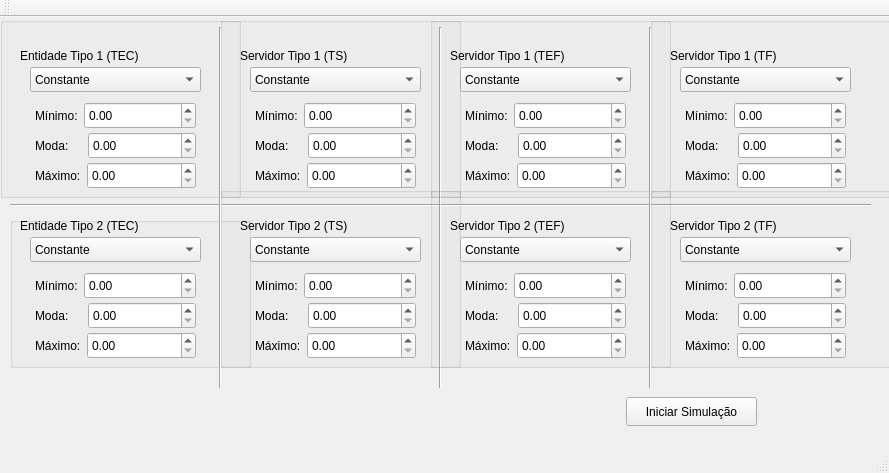
This is main_window.ui in b-marques/ine5425 as Qt 5 draws it before an edit. The edited form follows.
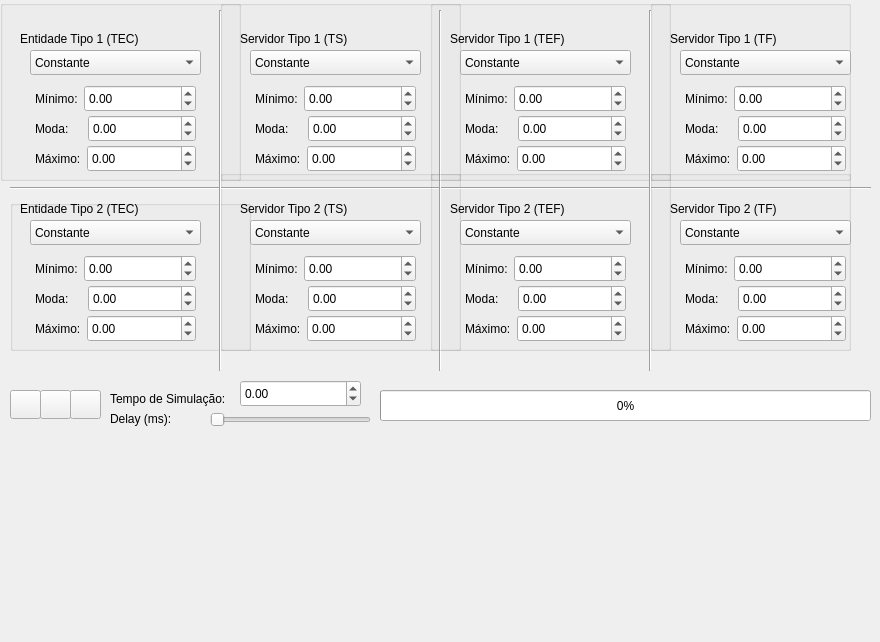
This is the edited form. The open tabs and pages were chosen to show the change. Icons and pictures are not drawn.

The edit to the form file:
```diff
--- a/main_window.ui
+++ b/main_window.ui
@@ -6,14 +6,26 @@
    <rect>
     <x>0</x>
     <y>0</y>
-    <width>889</width>
-    <height>473</height>
+    <width>880</width>
+    <height>642</height>
    </rect>
   </property>
+  <property name="sizePolicy">
+   <sizepolicy hsizetype="Fixed" vsizetype="Fixed">
+    <horstretch>0</horstretch>
+    <verstretch>0</verstretch>
+   </sizepolicy>
+  </property>
   <property name="windowTitle">
    <string>MainWindow</string>
   </property>
   <widget class="QWidget" name="centralWidget">
+   <property name="sizePolicy">
+    <sizepolicy hsizetype="Fixed" vsizetype="Fixed">
+     <horstretch>0</horstretch>
+     <verstretch>0</verstretch>
+    </sizepolicy>
+   </property>
    <widget class="QGroupBox" name="tec_entity_1">
     <property name="geometry">
      <rect>
@@ -431,6 +443,12 @@
             <verstretch>0</verstretch>
            </sizepolicy>
           </property>
+          <property name="minimum">
+           <double>-9999999999999.000000000000000</double>
+          </property>
+          <property name="maximum">
+           <double>9999999999999.000000000000000</double>
+          </property>
          </widget>
         </item>
        </layout>
@@ -487,6 +505,12 @@
             <verstretch>0</verstretch>
            </sizepolicy>
           </property>
+          <property name="minimum">
+           <double>-9999999999999.000000000000000</double>
+          </property>
+          <property name="maximum">
+           <double>9999999999999.000000000000000</double>
+          </property>
          </widget>
         </item>
        </layout>
@@ -543,6 +567,12 @@
             <verstretch>0</verstretch>
            </sizepolicy>
           </property>
+          <property name="minimum">
+           <double>-9999999999999.000000000000000</double>
+          </property>
+          <property name="maximum">
+           <double>9999999999999.000000000000000</double>
+          </property>
          </widget>
         </item>
        </layout>
@@ -1015,6 +1045,12 @@
             <verstretch>0</verstretch>
            </sizepolicy>
           </property>
+          <property name="minimum">
+           <double>-9999999999999.000000000000000</double>
+          </property>
+          <property name="maximum">
+           <double>9999999999999.000000000000000</double>
+          </property>
          </widget>
         </item>
        </layout>
@@ -1071,6 +1107,12 @@
             <verstretch>0</verstretch>
            </sizepolicy>
           </property>
+          <property name="minimum">
+           <double>-9999999999999.000000000000000</double>
+          </property>
+          <property name="maximum">
+           <double>9999999999999.000000000000000</double>
+          </property>
          </widget>
         </item>
        </layout>
@@ -1127,6 +1169,12 @@
             <verstretch>0</verstretch>
            </sizepolicy>
           </property>
+          <property name="minimum">
+           <double>-9999999999999.000000000000000</double>
+          </property>
+          <property name="maximum">
+           <double>9999999999999.000000000000000</double>
+          </property>
          </widget>
         </item>
        </layout>
@@ -1625,6 +1673,12 @@
             <verstretch>0</verstretch>
            </sizepolicy>
           </property>
+          <property name="minimum">
+           <double>-9999999999999.000000000000000</double>
+          </property>
+          <property name="maximum">
+           <double>9999999999999.000000000000000</double>
+          </property>
          </widget>
         </item>
        </layout>
@@ -1681,6 +1735,12 @@
             <verstretch>0</verstretch>
            </sizepolicy>
           </property>
+          <property name="minimum">
+           <double>-9999999999999.000000000000000</double>
+          </property>
+          <property name="maximum">
+           <double>9999999999999.000000000000000</double>
+          </property>
          </widget>
         </item>
        </layout>
@@ -1737,6 +1797,12 @@
             <verstretch>0</verstretch>
            </sizepolicy>
           </property>
+          <property name="minimum">
+           <double>-9999999999999.000000000000000</double>
+          </property>
+          <property name="maximum">
+           <double>9999999999999.000000000000000</double>
+          </property>
          </widget>
         </item>
        </layout>
@@ -2222,6 +2288,12 @@
             <verstretch>0</verstretch>
            </sizepolicy>
           </property>
+          <property name="minimum">
+           <double>-9999999999999.000000000000000</double>
+          </property>
+          <property name="maximum">
+           <double>9999999999999.000000000000000</double>
+          </property>
          </widget>
         </item>
        </layout>
@@ -2278,6 +2350,12 @@
             <verstretch>0</verstretch>
            </sizepolicy>
           </property>
+          <property name="minimum">
+           <double>-9999999999999.000000000000000</double>
+          </property>
+          <property name="maximum">
+           <double>9999999999999.000000000000000</double>
+          </property>
          </widget>
         </item>
        </layout>
@@ -2334,6 +2412,12 @@
             <verstretch>0</verstretch>
            </sizepolicy>
           </property>
+          <property name="minimum">
+           <double>-9999999999999.000000000000000</double>
+          </property>
+          <property name="maximum">
+           <double>9999999999999.000000000000000</double>
+          </property>
          </widget>
         </item>
        </layout>
@@ -2871,6 +2955,12 @@
             <verstretch>0</verstretch>
            </sizepolicy>
           </property>
+          <property name="minimum">
+           <double>-9999999999999.000000000000000</double>
+          </property>
+          <property name="maximum">
+           <double>9999999999999.000000000000000</double>
+          </property>
          </widget>
         </item>
        </layout>
@@ -2927,6 +3017,12 @@
             <verstretch>0</verstretch>
            </sizepolicy>
           </property>
+          <property name="minimum">
+           <double>-9999999999999.000000000000000</double>
+          </property>
+          <property name="maximum">
+           <double>9999999999999.000000000000000</double>
+          </property>
          </widget>
         </item>
        </layout>
@@ -2983,6 +3079,12 @@
             <verstretch>0</verstretch>
            </sizepolicy>
           </property>
+          <property name="minimum">
+           <double>-9999999999999.000000000000000</double>
+          </property>
+          <property name="maximum">
+           <double>9999999999999.000000000000000</double>
+          </property>
          </widget>
         </item>
        </layout>
@@ -3468,6 +3570,12 @@
             <verstretch>0</verstretch>
            </sizepolicy>
           </property>
+          <property name="minimum">
+           <double>-9999999999999.000000000000000</double>
+          </property>
+          <property name="maximum">
+           <double>9999999999999.000000000000000</double>
+          </property>
          </widget>
         </item>
        </layout>
@@ -3524,6 +3632,12 @@
             <verstretch>0</verstretch>
            </sizepolicy>
           </property>
+          <property name="minimum">
+           <double>-9999999999999.000000000000000</double>
+          </property>
+          <property name="maximum">
+           <double>9999999999999.000000000000000</double>
+          </property>
          </widget>
         </item>
        </layout>
@@ -3580,6 +3694,12 @@
             <verstretch>0</verstretch>
            </sizepolicy>
           </property>
+          <property name="minimum">
+           <double>-9999999999999.000000000000000</double>
+          </property>
+          <property name="maximum">
+           <double>9999999999999.000000000000000</double>
+          </property>
          </widget>
         </item>
        </layout>
@@ -3653,7 +3773,7 @@
      <rect>
       <x>650</x>
       <y>0</y>
-      <width>241</width>
+      <width>201</width>
       <height>181</height>
      </rect>
     </property>
@@ -3713,7 +3833,7 @@
       <rect>
        <x>20</x>
        <y>60</y>
-       <width>211</width>
+       <width>191</width>
        <height>121</height>
       </rect>
      </property>
@@ -4065,6 +4185,12 @@
             <verstretch>0</verstretch>
            </sizepolicy>
           </property>
+          <property name="minimum">
+           <double>-9999999999999.000000000000000</double>
+          </property>
+          <property name="maximum">
+           <double>9999999999999.000000000000000</double>
+          </property>
          </widget>
         </item>
        </layout>
@@ -4121,6 +4247,12 @@
             <verstretch>0</verstretch>
            </sizepolicy>
           </property>
+          <property name="minimum">
+           <double>-9999999999999.000000000000000</double>
+          </property>
+          <property name="maximum">
+           <double>9999999999999.000000000000000</double>
+          </property>
          </widget>
         </item>
        </layout>
@@ -4177,6 +4309,12 @@
             <verstretch>0</verstretch>
            </sizepolicy>
           </property>
+          <property name="minimum">
+           <double>-9999999999999.000000000000000</double>
+          </property>
+          <property name="maximum">
+           <double>9999999999999.000000000000000</double>
+          </property>
          </widget>
         </item>
        </layout>
@@ -4250,7 +4388,7 @@
      <rect>
       <x>650</x>
       <y>170</y>
-      <width>241</width>
+      <width>201</width>
       <height>181</height>
      </rect>
     </property>
@@ -4310,7 +4448,7 @@
       <rect>
        <x>20</x>
        <y>60</y>
-       <width>211</width>
+       <width>181</width>
        <height>121</height>
       </rect>
      </property>
@@ -4662,6 +4800,12 @@
             <verstretch>0</verstretch>
            </sizepolicy>
           </property>
+          <property name="minimum">
+           <double>-9999999999999.000000000000000</double>
+          </property>
+          <property name="maximum">
+           <double>9999999999999.000000000000000</double>
+          </property>
          </widget>
         </item>
        </layout>
@@ -4718,6 +4862,12 @@
             <verstretch>0</verstretch>
            </sizepolicy>
           </property>
+          <property name="minimum">
+           <double>-9999999999999.000000000000000</double>
+          </property>
+          <property name="maximum">
+           <double>9999999999999.000000000000000</double>
+          </property>
          </widget>
         </item>
        </layout>
@@ -4774,6 +4924,12 @@
             <verstretch>0</verstretch>
            </sizepolicy>
           </property>
+          <property name="minimum">
+           <double>-9999999999999.000000000000000</double>
+          </property>
+          <property name="maximum">
+           <double>9999999999999.000000000000000</double>
+          </property>
          </widget>
         </item>
        </layout>
@@ -4845,14 +5001,156 @@
    <widget class="QPushButton" name="start_simulation_button">
     <property name="geometry">
      <rect>
-      <x>626</x>
+      <x>10</x>
+      <y>390</y>
+      <width>31</width>
+      <height>29</height>
+     </rect>
+    </property>
+    <property name="text">
+     <string/>
+    </property>
+    <property name="icon">
+     <iconset resource="images.qrc">
+      <normaloff>:/play-icon.png</normaloff>:/play-icon.png</iconset>
+    </property>
+    <property name="autoDefault">
+     <bool>false</bool>
+    </property>
+    <property name="default">
+     <bool>false</bool>
+    </property>
+    <property name="flat">
+     <bool>false</bool>
+    </property>
+   </widget>
+   <widget class="QPushButton" name="pause_simulation_button">
+    <property name="geometry">
+     <rect>
+      <x>40</x>
+      <y>390</y>
+      <width>31</width>
+      <height>29</height>
+     </rect>
+    </property>
+    <property name="text">
+     <string/>
+    </property>
+    <property name="icon">
+     <iconset resource="images.qrc">
+      <normaloff>:/pause-icon.png</normaloff>:/pause-icon.png</iconset>
+    </property>
+    <property name="autoDefault">
+     <bool>false</bool>
+    </property>
+    <property name="default">
+     <bool>false</bool>
+    </property>
+    <property name="flat">
+     <bool>false</bool>
+    </property>
+   </widget>
+   <widget class="QPushButton" name="stop_simulation_button">
+    <property name="geometry">
+     <rect>
+      <x>70</x>
+      <y>390</y>
+      <width>31</width>
+      <height>29</height>
+     </rect>
+    </property>
+    <property name="text">
+     <string/>
+    </property>
+    <property name="icon">
+     <iconset resource="images.qrc">
+      <normaloff>:/stop-icon.png</normaloff>:/stop-icon.png</iconset>
+    </property>
+    <property name="autoDefault">
+     <bool>false</bool>
+    </property>
+    <property name="default">
+     <bool>false</bool>
+    </property>
+    <property name="flat">
+     <bool>false</bool>
+    </property>
+   </widget>
+   <widget class="QProgressBar" name="progress_bar">
+    <property name="geometry">
+     <rect>
+      <x>380</x>
+      <y>390</y>
+      <width>491</width>
+      <height>31</height>
+     </rect>
+    </property>
+    <property name="sizePolicy">
+     <sizepolicy hsizetype="Fixed" vsizetype="Fixed">
+      <horstretch>0</horstretch>
+      <verstretch>0</verstretch>
+     </sizepolicy>
+    </property>
+    <property name="value">
+     <number>0</number>
+    </property>
+   </widget>
+   <widget class="QLabel" name="label">
+    <property name="geometry">
+     <rect>
+      <x>110</x>
+      <y>390</y>
+      <width>121</width>
+      <height>17</height>
+     </rect>
+    </property>
+    <property name="text">
+     <string>Tempo de Simulação:</string>
+    </property>
+   </widget>
+   <widget class="QDoubleSpinBox" name="simulation_time">
+    <property name="geometry">
+     <rect>
+      <x>240</x>
       <y>380</y>
-      <width>131</width>
-      <height>29</height>
+      <width>121</width>
+      <height>27</height>
+     </rect>
+    </property>
+    <property name="minimum">
+     <double>-9999999999999.000000000000000</double>
+    </property>
+    <property name="maximum">
+     <double>9999999999999.000000000000000</double>
+    </property>
+   </widget>
+   <widget class="QSlider" name="delay_slider">
+    <property name="geometry">
+     <rect>
+      <x>210</x>
+      <y>410</y>
+      <width>161</width>
+      <height>20</height>
+     </rect>
+    </property>
+    <property name="maximum">
+     <number>2000</number>
+    </property>
+    <property name="orientation">
+     <enum>Qt::Horizontal</enum>
+    </property>
+   </widget>
+   <widget class="QLabel" name="delay_label">
+    <property name="geometry">
+     <rect>
+      <x>110</x>
+      <y>410</y>
+      <width>91</width>
+      <height>17</height>
      </rect>
     </property>
     <property name="text">
-     <string>Iniciar Simulação</string>
+     <string>Delay (ms):</string>
     </property>
    </widget>
    <zorder>tec_entity_1</zorder>
@@ -4869,25 +5167,6 @@
    <zorder>start_simulation_button</zorder>
    <zorder>line</zorder>
   </widget>
-  <widget class="QMenuBar" name="menuBar">
-   <property name="geometry">
-    <rect>
-     <x>0</x>
-     <y>0</y>
-     <width>889</width>
-     <height>20</height>
-    </rect>
-   </property>
-  </widget>
-  <widget class="QToolBar" name="mainToolBar">
-   <attribute name="toolBarArea">
-    <enum>TopToolBarArea</enum>
-   </attribute>
-   <attribute name="toolBarBreak">
-    <bool>false</bool>
-   </attribute>
-  </widget>
-  <widget class="QStatusBar" name="statusBar"/>
  </widget>
  <layoutdefault spacing="6" margin="11"/>
  <resources/>
```
Left out of the diff: 325 changed lines with no effect on the pictures.
